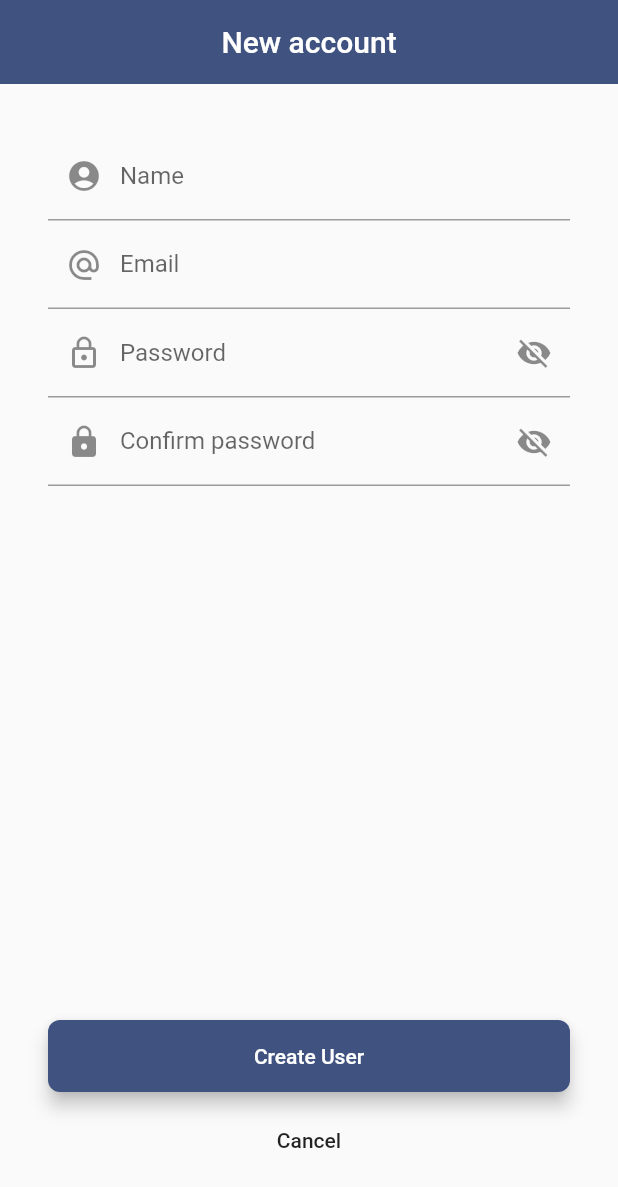
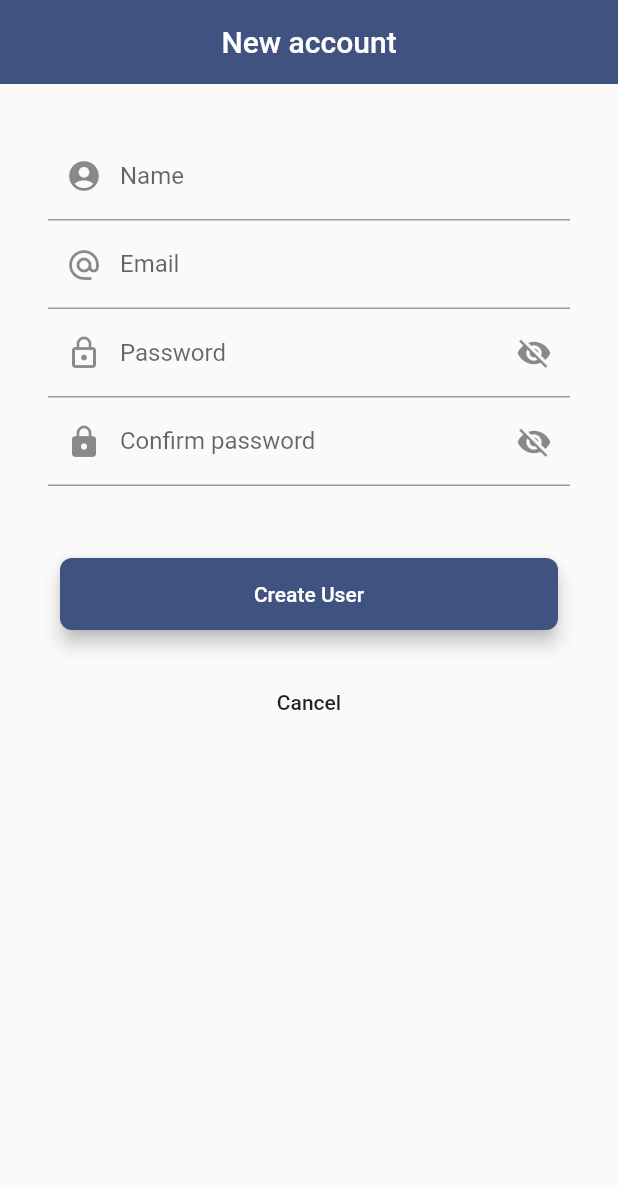
Before and after one commit to lurahealth/ble_client_app, a Flutter app: the screen it shows after launch, after a tap on "Log in now", after a tap on "Create new account", on a phone screen of 412 x 824 dp. Shown: the top 1187 px of the screen. Run offline on Flutter 3.47's test engine with Material 2 defaults, Android fonts, the phone set to English and light mode, and no system bars; our stand-ins replace dio, email_validator, flutter_blue, flutter_secure_storage, permission_handler, sqflite and 1 more; missing offline and left inert: amazon_cognito_identity_dart_2, auto_orientation; accounts and stored records are empty.

Commit message:
wording changes

```diff
--- a/lib/providers/CalibrationProvider.dart
+++ b/lib/providers/CalibrationProvider.dart
@@ -72,6 +72,9 @@ class CalibrationProvider with ChangeNotifier{
   void calibrationValueEntered(String value) {
     if(value != null && value.length > 0){
       currentCalibrationValue = double.parse(value);
+      // Ensure number always has exactly 1 decimal place
+      currentCalibrationValue = double.parse(currentCalibrationValue.toStringAsFixed(1));
+      print("current cal value: $currentCalibrationValue");
     }else{
       currentCalibrationValue = null;
     }
--- a/lib/providers/DeviceDataProvider.dart
+++ b/lib/providers/DeviceDataProvider.dart
@@ -19,7 +19,7 @@ class DeviceDataProvider with ChangeNotifier {
   static DateTime currentTime = DateTime.now();
   DateTime min = currentTime;
   DateTime max = currentTime.add(Duration(seconds: 20));
-  double animationDuration = 0;
+  double animationDuration = 200;
   int currentScreen = 0;
   bool fullScreenGraph = false;
   Icon graphIcon = Icon(Icons.fullscreen);
@@ -34,7 +34,7 @@ class DeviceDataProvider with ChangeNotifier {
   BluetoothCharacteristic rx;
 
   double currentPh = 0;
-  double minPh = -500;
+  double minPh = 0;
   double maxPh = 0;
   double averagePh = 0;
 
@@ -93,7 +93,7 @@ class DeviceDataProvider with ChangeNotifier {
         lastMidnight.millisecondsSinceEpoch, nowLocal.millisecondsSinceEpoch, currentUser);
     Map<String, dynamic> statsMap = queryResult[0];
     averagePh = statsMap["average"] ?? 0;
-    minPh = statsMap["min"] ?? -500;
+    minPh = statsMap["min"] ?? 0;
     maxPh = statsMap["max"] ?? 0;
     print("Average ph: $averagePh min pH: $minPh max ph: $maxPh");
   }
--- a/lib/screens/CalibrationOptionsScreen.dart
+++ b/lib/screens/CalibrationOptionsScreen.dart
@@ -71,7 +71,7 @@ class CalibrationOptionsWidget extends StatelessWidget {
           ),
           Visibility(
               visible: provider.loading,
-              child: LoadingWidget("Begining calibration", LURA_BLUE)
+              child: LoadingWidget("Beginning calibration", LURA_BLUE)
           )
         ],
       ),
--- a/lib/screens/CalibrtionScreen.dart
+++ b/lib/screens/CalibrtionScreen.dart
@@ -126,7 +126,7 @@ class CalibrationWidget extends StatelessWidget {
                         width: width * 0.1 ,
                         child: TextField(
                           textAlign: TextAlign.center,
-                          keyboardType: TextInputType.number,
+                          keyboardType: TextInputType.numberWithOptions(decimal: true),
                             onChanged: provider.calibrationValueEntered,
                           ),
                       )
--- a/lib/screens/CreateNewUserScreen.dart
+++ b/lib/screens/CreateNewUserScreen.dart
@@ -102,30 +102,37 @@ class CreateNewUserWidget extends StatelessWidget {
                     patientEmailTextField,
                     patientPasswordTextField,
                     confirmPasswordTextField,
-
+                    Padding(
+                      padding: const EdgeInsets.only(left: 8, right: 8, top: 48, bottom: 16),
+                      child: createUserButton,
+                    ),
+                    Padding(
+                      padding: const EdgeInsets.all(8.0),
+                      child: cancelButton,
+                    )
                   ],
                 ),
               ),
             ),
-            Visibility(
-              visible: !provider.loading,
-              child: Column(
-                children: <Widget>[
-                  Visibility(
-                    visible: provider.error,
-                    child: Padding(
-                      padding: const EdgeInsets.all(8.0),
-                      child: Text(provider.errorMessage, style: ERROR_TEXT,),
-                    ),
-                  ),
-                  createUserButton,
-                  Padding(
-                    padding: const EdgeInsets.all(8.0),
-                    child: cancelButton,
-                  ),
-                ],
-              ),
-            ),
+//            Visibility(
+//              visible: !provider.loading,
+//              child: Column(
+//                children: <Widget>[
+//                  Visibility(
+//                    visible: provider.error,
+//                    child: Padding(
+//                      padding: const EdgeInsets.all(8.0),
+//                      child: Text(provider.errorMessage, style: ERROR_TEXT,),
+//                    ),
+//                  ),
+//                  createUserButton,
+//                  Padding(
+//                    padding: const EdgeInsets.all(8.0),
+//                    child: cancelButton,
+//                  ),
+//                ],
+//              ),
+//            ),
             Visibility(
                 visible: provider.loading,
                 child: LoadingWidget("Registering user", LURA_BLUE)
--- a/lib/screens/LoginScreen.dart
+++ b/lib/screens/LoginScreen.dart
@@ -94,10 +94,35 @@ class LoginWidget extends StatelessWidget {
       ),
     );
 
-    final newAccountButton = FlatButton(
-      onPressed: () => Navigator.pushNamed(context, NEW_USER_SCREEN),
-      child: new Text(NEW_USER_BUTTON_TEXT, style: LURA_BLUE_TEXT,),
+    final newAccountButton = Material(
+      borderRadius: BorderRadius.circular(8.0),
+      elevation: 5.0,
+      color: Colors.white,
+      child: MaterialButton(
+        padding: EdgeInsets.fromLTRB(20.0, 15.0, 20.0, 15.0),
+        onPressed: () => Navigator.pushNamed(context, NEW_USER_SCREEN),
+        child: Row(
+          mainAxisAlignment: MainAxisAlignment.center,
+          children: <Widget>[
+//            Icon(
+//              Icons.play_arrow,
+//              color: Colors.white,
+//            ),
+            SizedBox(width: 10,),
+            Text(
+              NEW_USER_BUTTON_TEXT,
+              textAlign: TextAlign.center,
+              style: LURA_BLUE_TEXT,
+            ),
+          ],
+        ),
+      ),
     );
+
+//    final newAccountButton = FlatButton(
+//      onPressed: () => Navigator.pushNamed(context, NEW_USER_SCREEN),
+//      child: new Text(NEW_USER_BUTTON_TEXT, style: LURA_BLUE_TEXT,),
+//    );
 
     return Scaffold(
       appBar: AppBar(
@@ -114,7 +139,7 @@ class LoginWidget extends StatelessWidget {
                 titleBlock,
                 SizedBox(height: height*0.08 ,),
                 Padding(
-                  padding: const EdgeInsets.symmetric(horizontal: 32, vertical: 16),
+                  padding: const EdgeInsets.symmetric(horizontal: 32, vertical: 8),
                   child: emailTextField,
                 ),
                 Padding(
@@ -123,7 +148,7 @@ class LoginWidget extends StatelessWidget {
                 ),
                 SizedBox(height: height*0.04 ,),
                 Padding(
-                  padding: const EdgeInsets.symmetric(horizontal: 32, vertical: 16),
+                  padding: const EdgeInsets.symmetric(horizontal: 32, vertical: 6),
                   child: Column(
                     children: <Widget>[
                       Visibility(
@@ -132,19 +157,23 @@ class LoginWidget extends StatelessWidget {
                       ),
                       Visibility(
                         visible: provider.loading,
-                        child: LoadingWidget("Loggin you in!", LURA_BLUE)
+                        child: LoadingWidget("Logging you in!", LURA_BLUE)
                       )
                     ],
                   ),
                 ),
+                Padding(
+                  padding: const EdgeInsets.symmetric(horizontal: 32, vertical: 16),
+                  child: newAccountButton,
+                )
               ],
             ),
           ),
           errorText,
-          Padding(
-            padding: const EdgeInsets.all(32.0),
-            child: newAccountButton,
-          )
+//          Padding(
+//            padding: const EdgeInsets.all(32.0),
+//            child: newAccountButton,
+//          )
         ],
       ),
     );
--- a/lib/utils/GraphUtils.dart
+++ b/lib/utils/GraphUtils.dart
@@ -8,10 +8,12 @@ class GraphDataUtils {
       List<AreaChartData> splineData, Color color, double animationDuration) {
     return SplineSeries<AreaChartData, DateTime>(
         dataSource: splineData,
+        splineType: SplineType.monotonic,
         color: color,
         xValueMapper: (AreaChartData data, _) => data.timeStamp,
         yValueMapper: (AreaChartData data, _) => data.dataReading,
         animationDuration: animationDuration,
-        width: 5);
+        width: 3
+    );
   }
 }
--- a/pubspec.yaml
+++ b/pubspec.yaml
@@ -29,7 +29,7 @@ dependencies:
   permission_handler: 4.1.0
   sqflite: 1.2.0
   path_provider: 1.5.1
-  path: 1.6.4
+  path: 1.7.0 # was 1.6.4
   syncfusion_flutter_charts: 18.1.46
   intl: 0.16.0
   dio: 3.0.8
```
Also changed, not shown: pubspec.lock, 1 other file.
